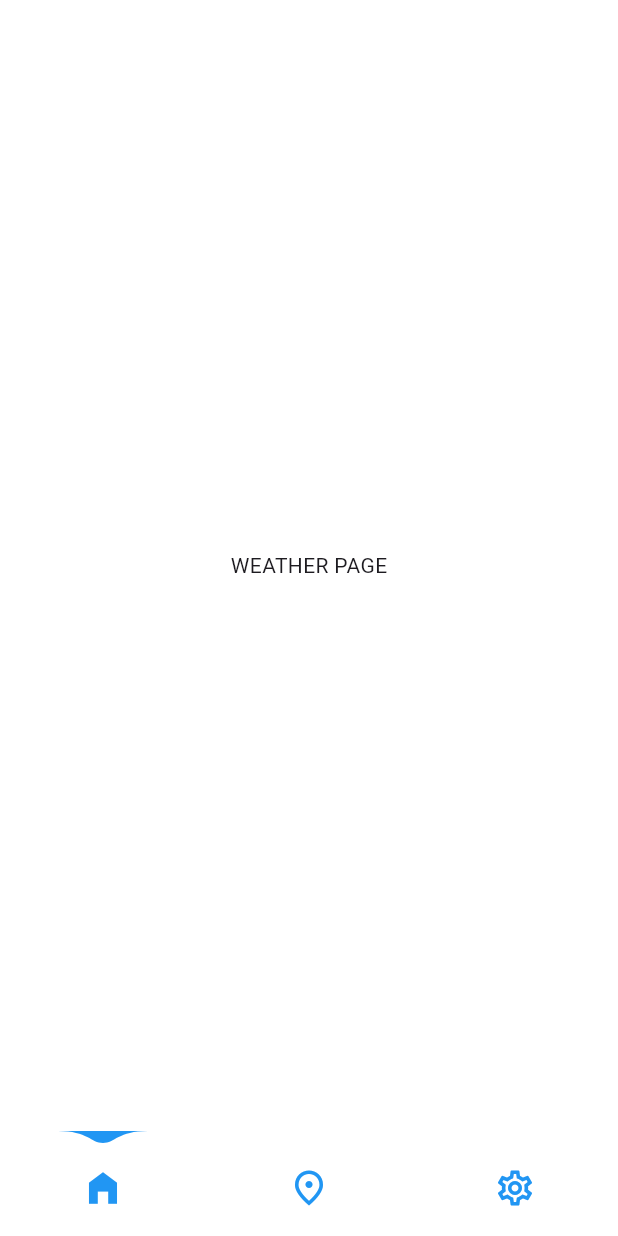
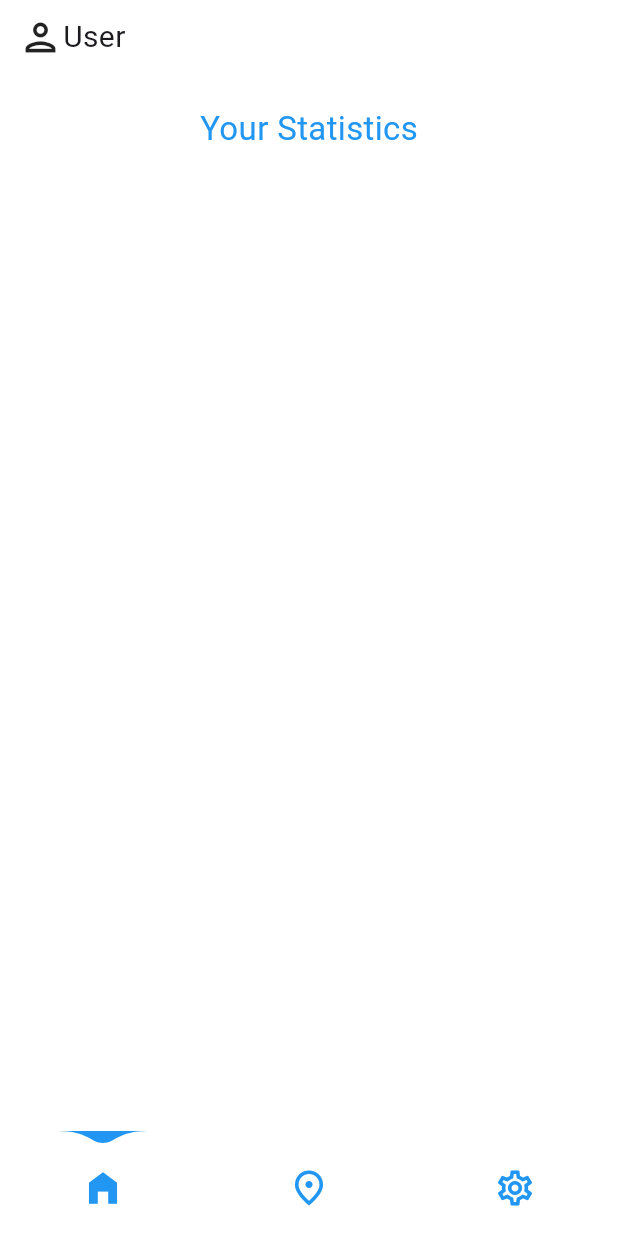
Before and after one commit to kry-ozo/bmiApp, a Flutter app: the screen it shows after launch, on a phone screen of 412 x 824 dp. Run offline on Flutter 3.47's test engine with Material 3 defaults, Android fonts, the phone set to English and light mode, and no system bars; drawn by our look-alikes of water_drop_nav_bar.

Commit message:
changed idea from weather app to bmi calculator

```diff
--- a/lib/pages/home_page.dart
+++ b/lib/pages/home_page.dart
@@ -1,8 +1,8 @@
 import 'package:flutter/material.dart';
 import 'package:water_drop_nav_bar/water_drop_nav_bar.dart';
-import 'package:weather_app/pages/place_page.dart';
+import 'package:weather_app/pages/calculator_page.dart';
 import 'package:weather_app/pages/settings_page.dart';
-import 'package:weather_app/pages/weather_page.dart';
+import 'package:weather_app/pages/main_page.dart';
 
 class HomePage extends StatefulWidget {
   const HomePage({super.key});
@@ -14,8 +14,8 @@ class HomePage extends StatefulWidget {
 class _HomePageState extends State<HomePage> {
   int selectedIndex = 0;
   List pages = [
-    const WeatherPage(),
-    const PlacePage(),
+    const MainPage(),
+    const CalculatorPage(),
     const SettingsPage()
   ];
   @override
--- /dev/null
+++ b/lib/pages/main_page.dart
@@ -0,0 +1,35 @@
+import 'package:flutter/material.dart';
+
+
+class MainPage extends StatefulWidget {
+  const MainPage({super.key});
+
+  @override
+  State<MainPage> createState() => _MainPageState();
+}
+
+class _MainPageState extends State<MainPage> {
+
+  @override
+  Widget build(BuildContext context) {
+     return  const Column(
+       children: [
+         Padding(
+          padding: EdgeInsets.symmetric(horizontal: 12, vertical: 10),
+          child: Row(
+            crossAxisAlignment: CrossAxisAlignment.center,
+            children: [
+              Icon(Icons.person_outlined,size: 30,),
+              Text("User",
+              style: TextStyle(fontSize: 20),),
+            ],
+          ),
+        ),
+         SizedBox(height: 20,),
+         Text("Your Statistics",
+        style: TextStyle(color: Colors.blue, fontSize: 22,),),
+
+       ],
+     );
+  }
+}
--- a/lib/pages/weather_page.dart
+++ /dev/null
@@ -1,12 +0,0 @@
-import 'package:flutter/material.dart';
-
-class WeatherPage extends StatelessWidget {
-  const WeatherPage({super.key});
-
-  @override
-  Widget build(BuildContext context) {
-     return const Center(
-      child: Text("WEATHER PAGE"),
-    );
-  }
-}
--- a/pubspec.yaml
+++ b/pubspec.yaml
@@ -11,6 +11,8 @@ dependencies:
     sdk: flutter
   http: ^1.2.2
   water_drop_nav_bar: ^2.2.2
+  chart_sparkline: ^1.1.1
+  fl_animated_linechart: ^1.2.0
 
 dev_dependencies:
   flutter_test:
```
Also changed, not shown: lib/pages/calculator_page.dart (added, +41 -0 lines), lib/pages/place_page.dart (deleted, +0 -12 lines), pubspec.lock.
